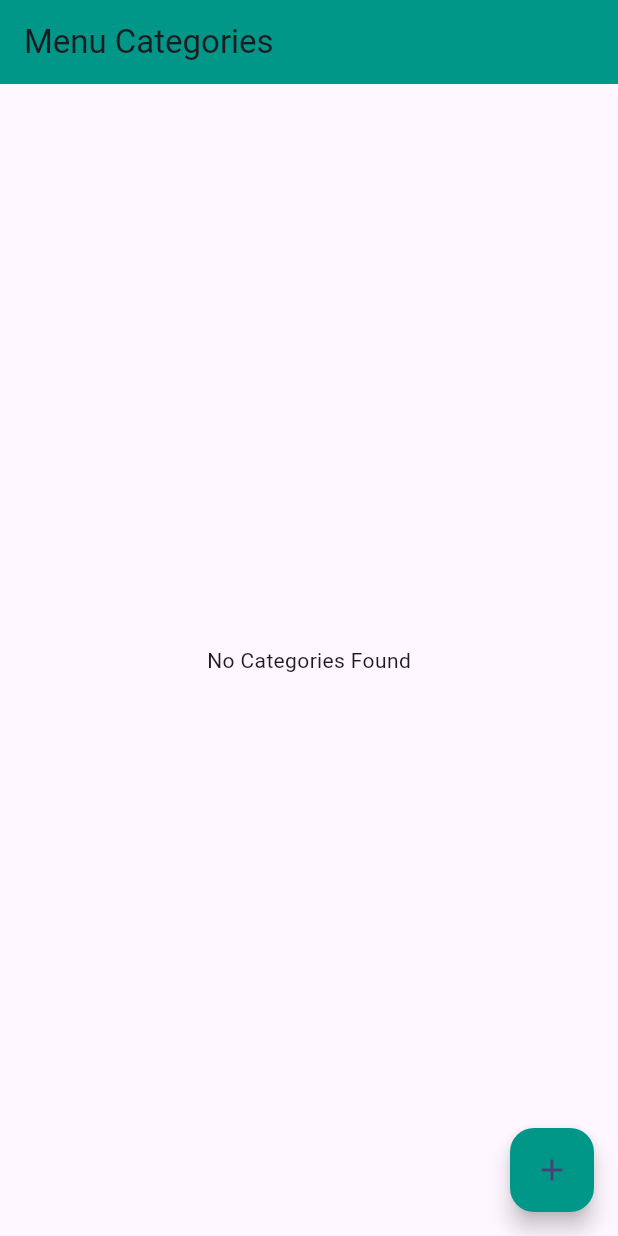
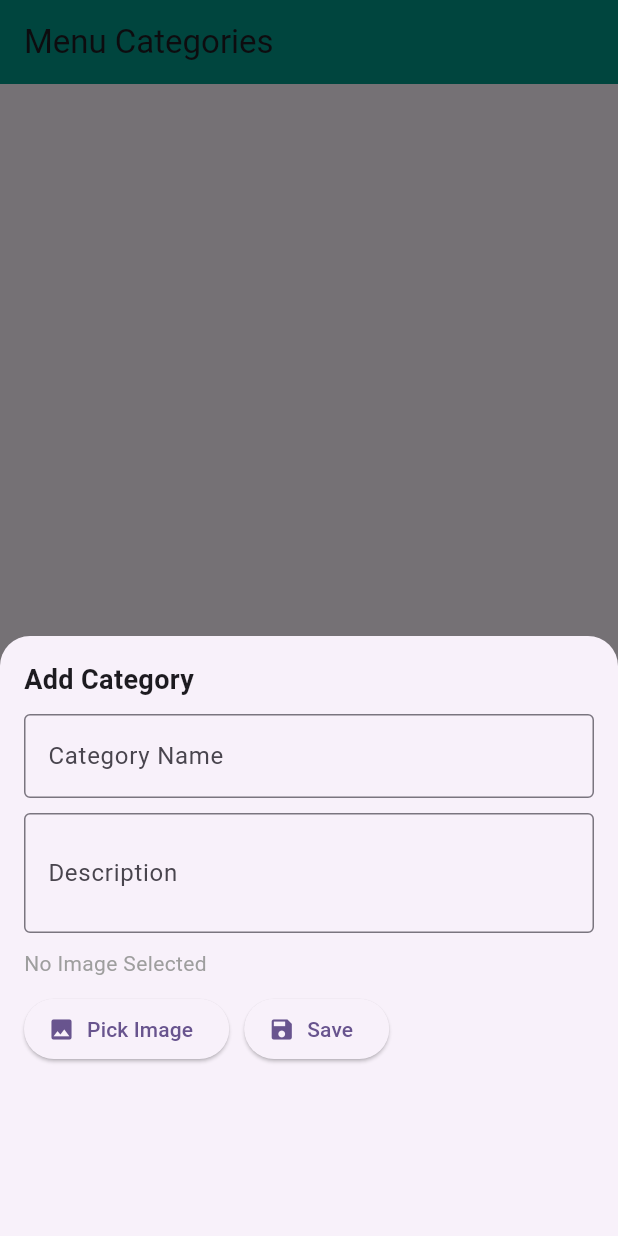
Before and after one commit to Rafid-tawhid/restaurant_app, a Flutter app: the CategoriesScreen screen opened directly, after a tap on the "add" icon, on a phone screen of 412 x 824 dp. Run offline on Flutter 3.47's test engine with Material 3 defaults, Android fonts, the phone set to English and light mode, and no system bars; our stand-ins replace cached_network_image, cloud_firestore, firebase_auth, firebase_core, firebase_storage, flutter_riverpod and 2 more; accounts and stored records are empty.

Commit message:
show category

```diff
--- a/lib/river_pod_class/menu_category_provider.dart
+++ b/lib/river_pod_class/menu_category_provider.dart
@@ -10,7 +10,7 @@ final menuCategoryServiceProvider = Provider((ref) => FirebaseFirestore.instance
 // Fetch categories from Firestore
 final getCategoriesProvider = FutureProvider<List<MenuCategory>>((ref) async {
   final firestore = ref.read(menuCategoryServiceProvider);
-  final snapshot = await firestore.collection('menuCategories').get();
+  final snapshot = await firestore.collection('menu_categories').get();
 
   return snapshot.docs
       .map((doc) => MenuCategory.fromJson(doc.data()))
--- a/lib/screen/category_screen.dart
+++ b/lib/screen/category_screen.dart
@@ -7,28 +7,8 @@ import '../models/category_model.dart';
 import '../river_pod_class/menu_category_provider.dart';
 
 class CategoriesScreen extends ConsumerWidget {
-  List<MenuCategory> menuCategories = [
-    MenuCategory(id: 'appetizers', name: 'Appetizers', description: 'Tasty starters to begin your meal.', image: 'https://via.placeholder.com/150', time: 10),
-    MenuCategory(id: 'soups', name: 'Soups', description: 'Hot and delicious soups.', image: 'https://via.placeholder.com/150', time: 15),
-    MenuCategory(id: 'salads', name: 'Salads', description: 'Fresh and healthy salads.', image: 'https://via.placeholder.com/150', time: 12),
-    MenuCategory(id: 'pasta', name: 'Pasta', description: 'Authentic Italian pasta dishes.', image: 'https://via.placeholder.com/150', time: 20),
-    MenuCategory(id: 'pizza', name: 'Pizza', description: 'Handmade pizzas with fresh toppings.', image: 'https://via.placeholder.com/150', time: 25),
-    MenuCategory(id: 'burgers', name: 'Burgers', description: 'Juicy and delicious burgers.', image: 'https://via.placeholder.com/150', time: 18),
-    MenuCategory(id: 'sandwiches', name: 'Sandwiches', description: 'Freshly made sandwiches.', image: 'https://via.placeholder.com/150', time: 10),
-    MenuCategory(id: 'grilled_items', name: 'Grilled Items', description: 'Smoky grilled meats and veggies.', image: 'https://via.placeholder.com/150', time: 22),
-    MenuCategory(id: 'seafood', name: 'Seafood', description: 'Freshly caught seafood dishes.', image: 'https://via.placeholder.com/150', time: 30),
-    MenuCategory(id: 'desserts', name: 'Desserts', description: 'Sweet and delicious desserts.', image: 'https://via.placeholder.com/150', time: 15),
-    MenuCategory(id: 'beverages', name: 'Beverages', description: 'Refreshing drinks and juices.', image: 'https://via.placeholder.com/150', time: 5),
-    MenuCategory(id: 'steaks', name: 'Steaks', description: 'Premium cuts of steak.', image: 'https://via.placeholder.com/150', time: 35),
-    MenuCategory(id: 'vegan', name: 'Vegan', description: 'Plant-based meals.', image: 'https://via.placeholder.com/150', time: 20),
-    MenuCategory(id: 'breakfast', name: 'Breakfast', description: 'Healthy breakfast options.', image: 'https://via.placeholder.com/150', time: 10),
-    MenuCategory(id: 'sushi', name: 'Sushi', description: 'Fresh sushi rolls.', image: 'https://via.placeholder.com/150', time: 25),
-    MenuCategory(id: 'noodles', name: 'Noodles', description: 'Asian-style noodle dishes.', image: 'https://via.placeholder.com/150', time: 15),
-    MenuCategory(id: 'bbq', name: 'BBQ', description: 'Smoky barbecue dishes.', image: 'https://via.placeholder.com/150', time: 30),
-    MenuCategory(id: 'mexican', name: 'Mexican', description: 'Tacos, burritos, and more.', image: 'https://via.placeholder.com/150', time: 20),
-    MenuCategory(id: 'indian', name: 'Indian', description: 'Traditional Indian curries and spices.', image: 'https://via.placeholder.com/150', time: 25),
-    MenuCategory(id: 'thai', name: 'Thai', description: 'Spicy and flavorful Thai dishes.', image: 'https://via.placeholder.com/150', time: 20),
-  ];
+  const CategoriesScreen({super.key});
+
 
   @override
   Widget build(BuildContext context, WidgetRef ref) {
@@ -65,16 +45,15 @@ class CategoriesScreen extends ConsumerWidget {
       ),
       floatingActionButton: FloatingActionButton(
         onPressed: () async {
-          await uploadMenuCategories(menuCategories);
-          print("Upload completed!");
-          // showModalBottomSheet(
-          //   context: context,
-          //   isScrollControlled: true,
-          //   shape: const RoundedRectangleBorder(
-          //     borderRadius: BorderRadius.vertical(top: Radius.circular(20)),
-          //   ),
-          //   builder: (context) => AddCategoryBottomSheet(),
-          // );
+
+          showModalBottomSheet(
+            context: context,
+            isScrollControlled: true,
+            shape: const RoundedRectangleBorder(
+              borderRadius: BorderRadius.vertical(top: Radius.circular(20)),
+            ),
+            builder: (context) => AddCategoryBottomSheet(),
+          );
         },
         backgroundColor: Colors.teal,
         child: const Icon(Icons.add),
@@ -83,18 +62,4 @@ class CategoriesScreen extends ConsumerWidget {
   }
 
 
-  Future<void> uploadMenuCategories(List<MenuCategory> menuCategories) async {
-    FirebaseFirestore firestore = FirebaseFirestore.instance;
-    CollectionReference categoriesRef = firestore.collection('menu_categories');
-
-    for (var category in menuCategories) {
-      String docId = categoriesRef.doc().id; // Generate a unique Firestore document ID
-      category.id = docId; // Set the document ID as the category ID
-
-      await categoriesRef.doc(docId).set(category.toJson());
-    }
-
-    print("All menu categories uploaded successfully!");
-  }
-
 }
```
